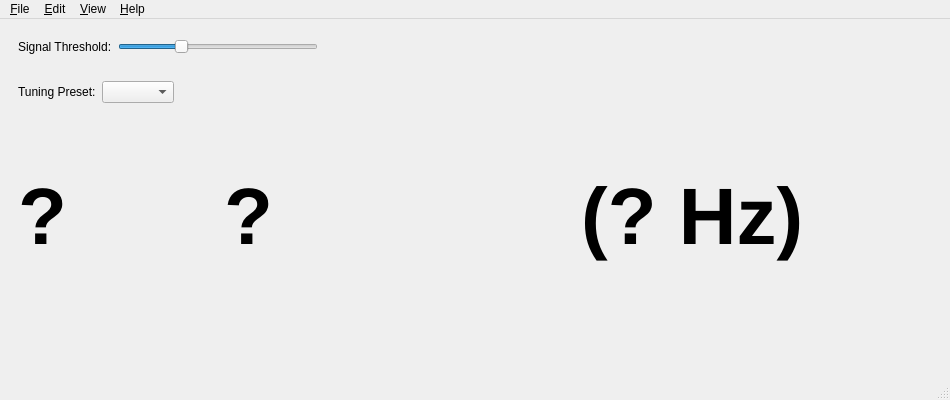
Above: src/UIMain.ui from jolange/qTuner before the change. Below: the same form after it.
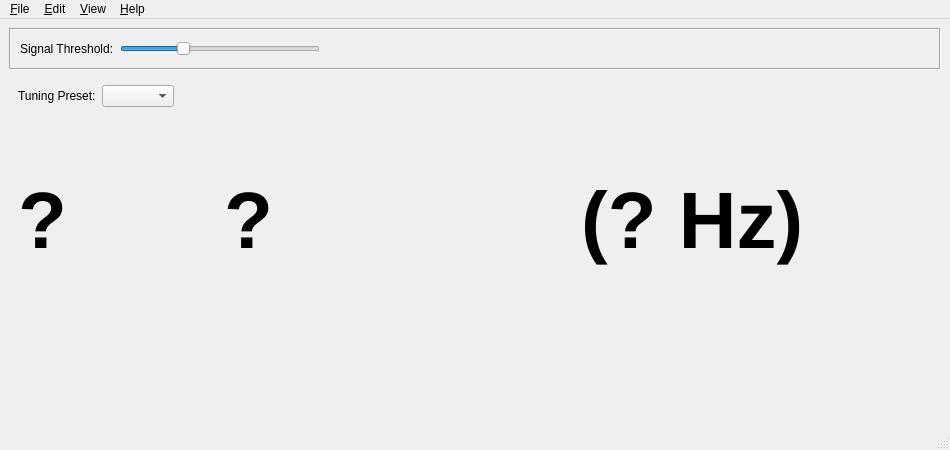
That is the form after the change.

Patch:
```diff
--- a/src/UIMain.ui
+++ b/src/UIMain.ui
@@ -7,13 +7,13 @@
     <x>0</x>
     <y>0</y>
     <width>950</width>
-    <height>400</height>
+    <height>450</height>
    </rect>
   </property>
   <property name="minimumSize">
    <size>
     <width>850</width>
-    <height>400</height>
+    <height>450</height>
    </size>
   </property>
   <property name="windowTitle">
@@ -39,7 +39,13 @@
     <item>
      <layout class="QVBoxLayout" name="verticalLayout_2">
       <item>
-       <widget class="QWidget" name="settingsWidget" native="true">
+       <widget class="QFrame" name="settingsFrame">
+        <property name="frameShape">
+         <enum>QFrame::Box</enum>
+        </property>
+        <property name="frameShadow">
+         <enum>QFrame::Sunken</enum>
+        </property>
         <layout class="QHBoxLayout" name="horizontalLayout_6">
          <item>
           <widget class="QLabel" name="label_2">
```
Left out of the diff: 6 changed lines with no effect on the pictures.
